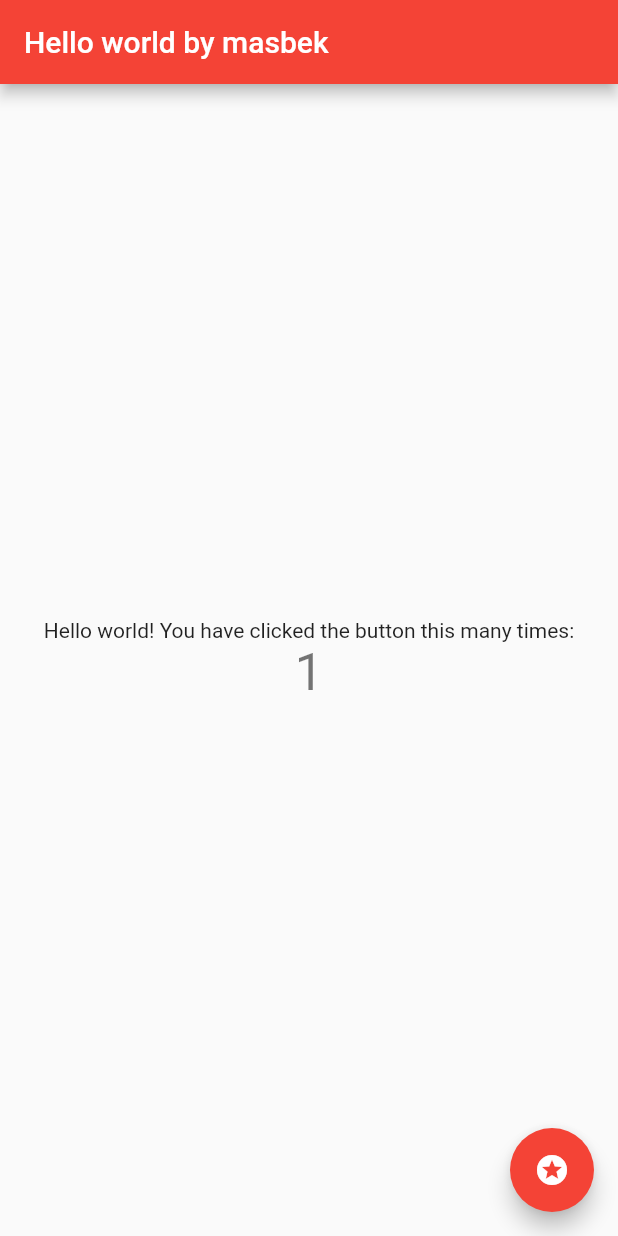
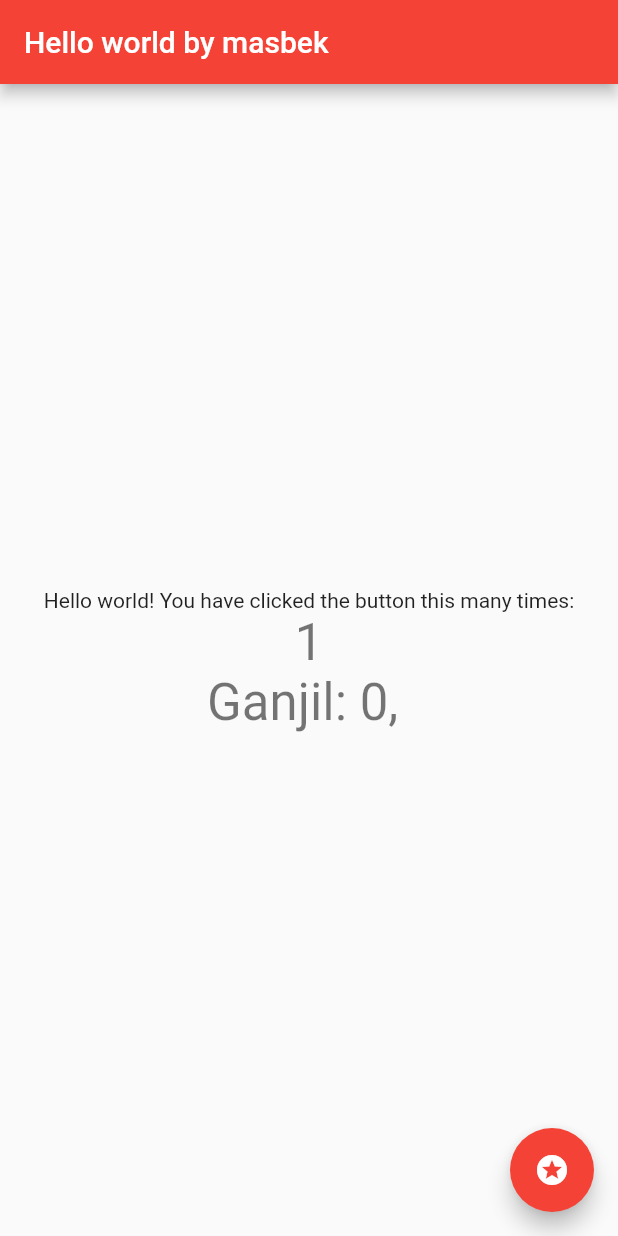
Before and after one commit to masbekkk/appmasbek, a Flutter app: the screen it shows after launch, after a tap on the "stars" icon, on a phone screen of 412 x 824 dp. Run offline on Flutter 3.47's test engine with Material 2 defaults, Android fonts, the phone set to English and light mode, and no system bars; our stand-ins replace sqflite; accounts and stored records are empty.

Commit message:
new klik show kelipatan 3

```diff
--- a/lib/main.dart
+++ b/lib/main.dart
@@ -49,6 +49,7 @@ class MyHomePage extends StatefulWidget {
 
 class _MyHomePageState extends State<MyHomePage> {
   int _counter = 0;
+  String _status = "";
 
   void _incrementCounter() {
     setState(() {
@@ -58,6 +59,13 @@ class _MyHomePageState extends State<MyHomePage> {
       // _counter without calling setState(), then the build method would not be
       // called again, and so nothing would appear to happen.
       _counter++;
+      if(_counter %2 == 0) _status = "Genap: ";
+      else _status = "Ganjil: ";
+      for(int i=0; i<=_counter; i++) {
+        if(i%2 == 0){
+          if (i%3 == 0) _status += '${i}, ';
+        }
+      }
     });
   }
 
@@ -102,6 +110,10 @@ class _MyHomePageState extends State<MyHomePage> {
               '$_counter',
               style: Theme.of(context).textTheme.headline4,
             ),
+            Text(
+              _status,
+              style: Theme.of(context).textTheme.headline4,
+            ),
           ],
         ),
       ),
```
